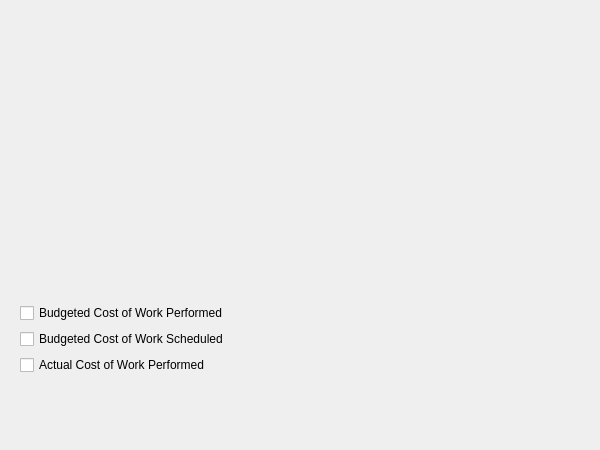
KDE/calligra, file kplato/kptchartpanelbase.ui: the form before one commit.
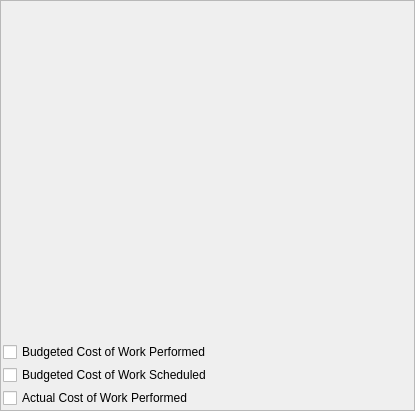
The form after the commit.

Commit message: Move chart from dialog into it's own view.

```diff
--- a/kplato/kptchartpanelbase.ui
+++ b/kplato/kptchartpanelbase.ui
@@ -6,35 +6,86 @@
    <rect>
     <x>0</x>
     <y>0</y>
-    <width>600</width>
-    <height>450</height>
+    <width>415</width>
+    <height>411</height>
    </rect>
   </property>
   <property name="maximumSize" >
    <size>
-    <width>600</width>
-    <height>450</height>
+    <width>16777215</width>
+    <height>16777215</height>
    </size>
   </property>
   <property name="windowTitle" >
    <string>Project Chart Indicators</string>
   </property>
-  <widget class="QWidget" name="verticalLayout" >
-   <property name="geometry" >
-    <rect>
-     <x>20</x>
-     <y>300</y>
-     <width>561</width>
-     <height>81</height>
-    </rect>
+  <property name="autoFillBackground" >
+   <bool>false</bool>
    </property>
    <layout class="QVBoxLayout" >
     <property name="margin" >
      <number>0</number>
     </property>
+   <property name="topMargin" >
+    <number>0</number>
+   </property>
+   <property name="rightMargin" >
+    <number>0</number>
+   </property>
+   <property name="bottomMargin" >
+    <number>0</number>
+   </property>
+   <item>
+    <widget class="QFrame" name="frame" >
+     <property name="frameShape" >
+      <enum>QFrame::StyledPanel</enum>
+     </property>
+     <property name="frameShadow" >
+      <enum>QFrame::Sunken</enum>
+     </property>
+     <layout class="QVBoxLayout" >
+      <property name="leftMargin" >
+       <number>0</number>
+      </property>
+      <property name="topMargin" >
+       <number>0</number>
+      </property>
+      <property name="rightMargin" >
+       <number>0</number>
+      </property>
+      <property name="bottomMargin" >
+       <number>0</number>
+      </property>
+      <item>
+       <widget class="QFrame" name="chartFrame" >
+        <property name="autoFillBackground" >
+         <bool>true</bool>
+        </property>
+        <property name="frameShape" >
+         <enum>QFrame::NoFrame</enum>
+        </property>
+        <property name="frameShadow" >
+         <enum>QFrame::Plain</enum>
+        </property>
+       </widget>
+      </item>
+      <item>
+       <layout class="QVBoxLayout" >
     <property name="spacing" >
      <number>3</number>
     </property>
+        <property name="leftMargin" >
+         <number>2</number>
+        </property>
+        <property name="topMargin" >
+         <number>2</number>
+        </property>
+        <property name="rightMargin" >
+         <number>2</number>
+        </property>
+        <property name="bottomMargin" >
+         <number>2</number>
+        </property>
     <item>
      <widget class="QCheckBox" name="curve2" >
       <property name="whatsThis" >
@@ -75,25 +126,11 @@
      </widget>
     </item>
    </layout>
-  </widget>
-  <widget class="QWidget" name="horizontalLayout_2" >
-   <property name="geometry" >
-    <rect>
-     <x>0</x>
-     <y>20</y>
-     <width>601</width>
-     <height>271</height>
-    </rect>
-   </property>
-   <layout class="QHBoxLayout" >
-    <property name="margin" >
-     <number>0</number>
-    </property>
-    <property name="spacing" >
-     <number>6</number>
-    </property>
-   </layout>
-  </widget>
+      </item>
+     </layout>
+    </widget>
+   </item>
+  </layout>
  </widget>
  <layoutdefault spacing="0" margin="0" />
  <includes/>
```
Left out of the diff: 3 changed lines with no effect on the pictures. Lines whose indentation alone changed are shown as unchanged. The commit also changes 15 other files.
